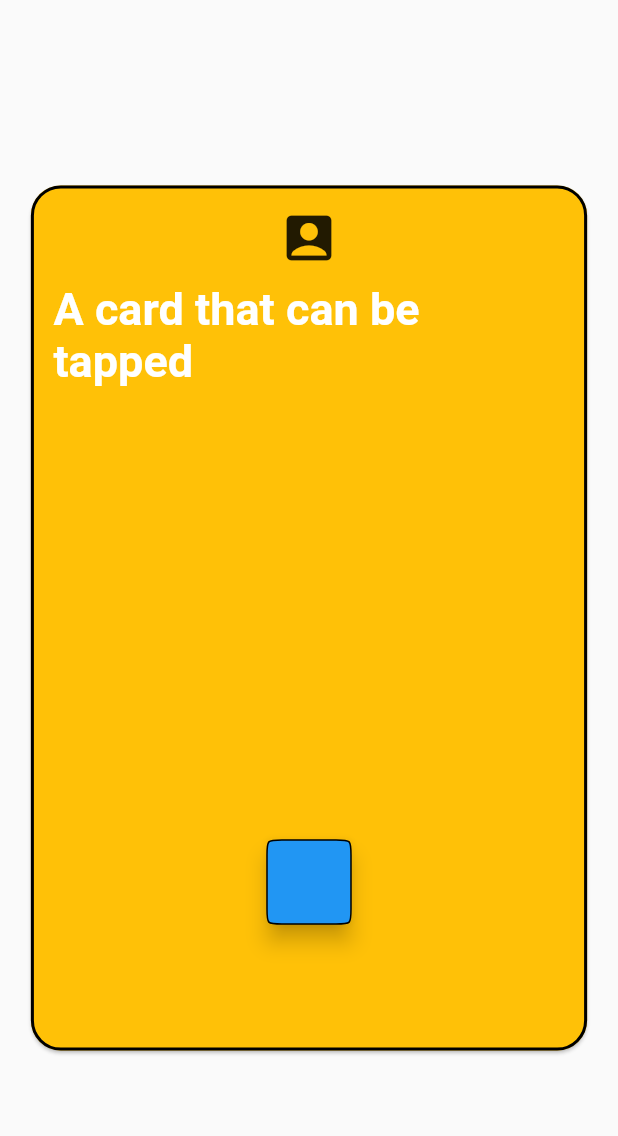
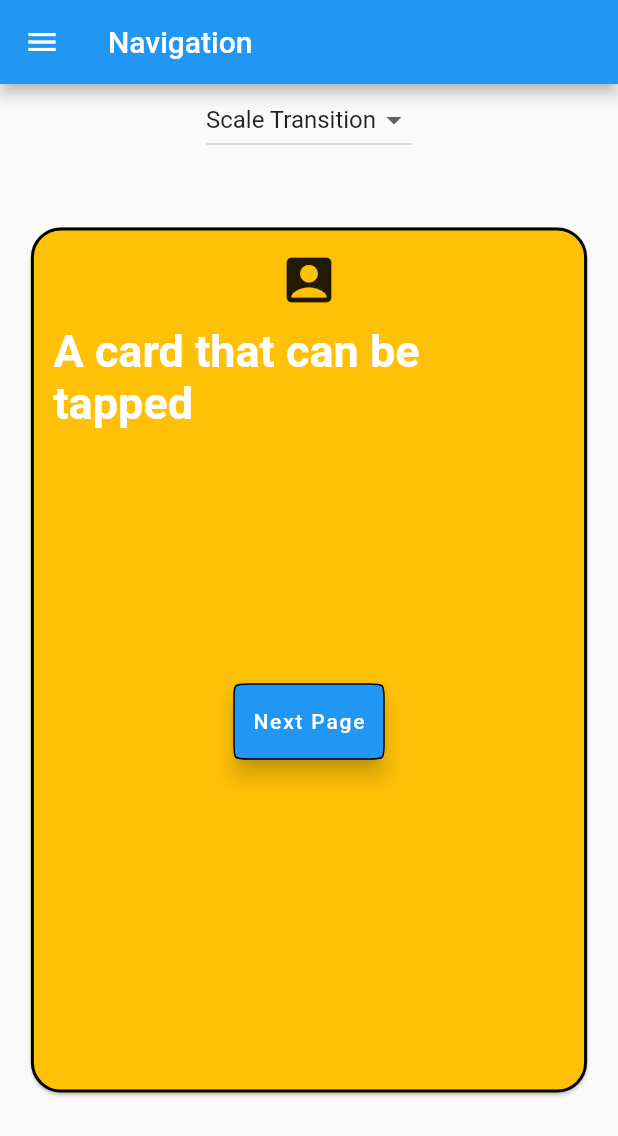
Before and after one commit to RicardoRaymundo/cards_navigation, a Flutter app: the screen it shows after launch, on a phone screen of 412 x 824 dp. Shown: the top 1136 px of the screen. Run offline on Flutter 3.47's test engine with Material 2 defaults, Android fonts, the phone set to English and light mode, and no system bars.

Commit message:
- Implementado botão seletor de animação de transição

```diff
--- a/lib/app/app_router.dart
+++ b/lib/app/app_router.dart
@@ -1,8 +1,8 @@
 class AppRouter {
   // Lista de rotas
   // Classe que trata as rotas como constantes, previnindo erros de digitação
-  static const String firstPage = "/firstPage";
-  static const String secondPage = "/secondPage";
+  static const String animatedTransition = "/animatedTransition";
+  static const String pageView = "/pageView";
 
 
 }
--- a/lib/card_page.dart
+++ b/lib/card_page.dart
@@ -1,8 +1,9 @@
 import 'package:flutter/material.dart';
+
 
 /// This is the stateless widget that the main application instantiates.
 class CardPage extends StatelessWidget {
-  CardPage({Key key}) : super(key: key);
+  CardPage({Key key, Colors colors, }) : super(key: key);
 
   @override
   Widget build(BuildContext context) {
--- a/lib/first_page.dart
+++ b/lib/first_page.dart
@@ -3,27 +3,106 @@ import 'card_page.dart';
 import 'package:cards_navigation/app/app_router.dart';
 import 'package:cards_navigation/resourses/resource_custom_navigator.dart';
 import 'package:cards_navigation/second_page.dart';
+import 'package:cards_navigation/resourses/custom_transition_animations.dart';
 
-class FirstPage extends StatelessWidget {
+class FirstPage extends StatefulWidget {
+  @override
+  _FirstPageState createState() => _FirstPageState();
+}
+
+class _FirstPageState extends State<FirstPage> {
+  Function selectedAnimation = CustomTransitionAnimations.scaleTransition;
+
+  DropdownButton _normalDown() => DropdownButton<Function>(
+        items: [
+          DropdownMenuItem(
+            value: CustomTransitionAnimations.scaleTransition,
+            child: Text(
+              "Scale Transition",
+            ),
+          ),
+          DropdownMenuItem(
+            value: CustomTransitionAnimations.slideTransitionDown,
+            child: Text(
+              "Slide Down",
+            ),
+          ),
+          DropdownMenuItem(
+            value: CustomTransitionAnimations.slideTransitionUp,
+            child: Text(
+              "Slide Up",
+            ),
+          ),
+          DropdownMenuItem(
+            value: CustomTransitionAnimations.slideTransitionLeft,
+            child: Text(
+              "Slide Left",
+            ),
+          ),
+          DropdownMenuItem(
+            value: CustomTransitionAnimations.slideTransitionRight,
+            child: Text(
+              "Slide Right",
+            ),
+          ),
+        ],
+        onChanged: (value) {
+          setState(() {
+            selectedAnimation = value;
+          });
+        },
+        value: selectedAnimation,
+      );
+
   @override
   Widget build(BuildContext context) {
     print('PAGINA UM');
     return Scaffold(
+      appBar: AppBar(
+        title: Text('Navigation'),
+      ),
+      drawer: Drawer(
+        child: ListView(
+          children: <Widget>[
+            ListTile(
+              title: Text("Animated Transition Example"),
+              trailing: Icon(Icons.arrow_forward),
+            ),
+            ListTile(
+              title: Text("Page View Example"),
+              trailing: Icon(Icons.arrow_forward),
+            ),
+          ],
+        ),
+      ),
       body: Stack(
         children: <Widget>[
           CardPage(),
           Align(
-            heightFactor: 11,
+            heightFactor: 9,
             alignment: Alignment.bottomCenter,
-            child: FloatingActionButton(
+            child: Container(
+              height: 50,
+              width: 100,
+              child: FloatingActionButton(
                 shape: ContinuousRectangleBorder(
-                    side: BorderSide(),
-                    borderRadius: BorderRadius.circular(10)
+                  side: BorderSide(),
+                  borderRadius: BorderRadius.circular(10),
                 ),
                 onPressed: () {
-              CustomNavigator.push(context, SecondPage());
-              // Navigator.pushNamed(context, AppRouter.secondPage);
-            }),
+                  CustomNavigator.push(context, SecondPage(), selectedAnimation);
+                  // Navigator.pushNamed(context, AppRouter.secondPage);
+                },
+                child: Align(
+                  alignment: Alignment.center,
+                  child: Text('Next Page'),
+                ),
+              ),
+            ),
+          ),
+          Align(
+            heightFactor: 1,
+            child: _normalDown(),
           ),
         ],
       ),
--- a/lib/main.dart
+++ b/lib/main.dart
@@ -25,10 +25,10 @@ class MyApp extends StatelessWidget {
       home: Scaffold(
         appBar: AppBar(title: const Text(_title)),
       ),
-      initialRoute: AppRouter.firstPage,
+      initialRoute: AppRouter.animatedTransition,
       routes: {
-        AppRouter.firstPage: (BuildContext context) => FirstPage(),
-        AppRouter.secondPage: (BuildContext context) => SecondPage(),
+        AppRouter.animatedTransition: (BuildContext context) => FirstPage(),
+        AppRouter.pageView: (BuildContext context) => SecondPage(),
       },
     );
   }
--- a/lib/resourses/resource_custom_navigator.dart
+++ b/lib/resourses/resource_custom_navigator.dart
@@ -2,14 +2,14 @@ import 'package:flutter/material.dart';
 import 'custom_transition_animations.dart';
 class CustomNavigator{
 
-  static push(BuildContext context, newRoute) {
+  static push(BuildContext context, newRoute, Function selectedAnimation) {
     final pageRoute = PageRouteBuilder(
       pageBuilder: (BuildContext context, Animation<double> animation, Animation<double> secondaryAnimation) {
         return newRoute;
       },
       transitionDuration: Duration(seconds: 2),
       transitionsBuilder: (BuildContext context, Animation<double> animation, Animation<double> secondaryAnimation, Widget child) {
-        return CustomTransitionAnimations.scaleTransition(animation, secondaryAnimation, child);
+        return selectedAnimation(animation, secondaryAnimation, child);
       },
     );
 
--- a/lib/second_page.dart
+++ b/lib/second_page.dart
@@ -5,6 +5,12 @@ class SecondPage extends StatelessWidget {
   @override
   Widget build(BuildContext context) {
     print('PAGINA DOIS');
-    return Scaffold(body: CardPage());
+    return Scaffold(
+        appBar: AppBar(
+          title: Text('Navigation'),
+        ),
+        drawer: Drawer(),
+        body: CardPage()
+    );
   }
 }
```
